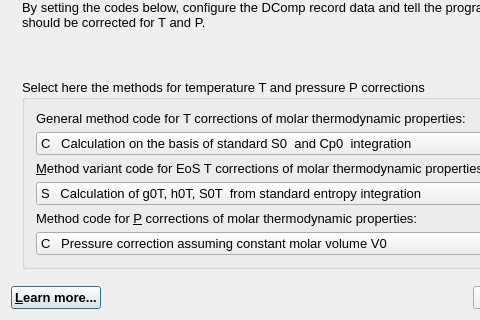
Above: gems3/vizor4/dlg4/DCompWizard4.ui from gemshub/GEMSGUI before the change; both pictures show x 0 to 480 and y 220 to 540 of the 736 by 540 pixel window. Below: the same form after it.
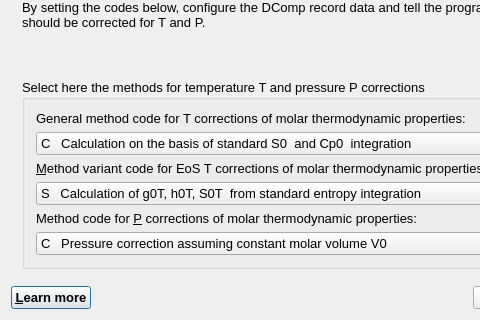
That is the form after the change. The open tabs and pages were chosen to show the change.

What changed in the file:
```diff
--- a/gems3/vizor4/dlg4/DCompWizard4.ui
+++ b/gems3/vizor4/dlg4/DCompWizard4.ui
@@ -987,7 +987,7 @@
         </font>
        </property>
        <property name="text">
-        <string>&amp;Learn more...</string>
+        <string>&amp;Learn more</string>
        </property>
        <property name="shortcut">
         <string>F1</string>
```
Left out of the diff: 2 changed lines with no effect on the pictures.
